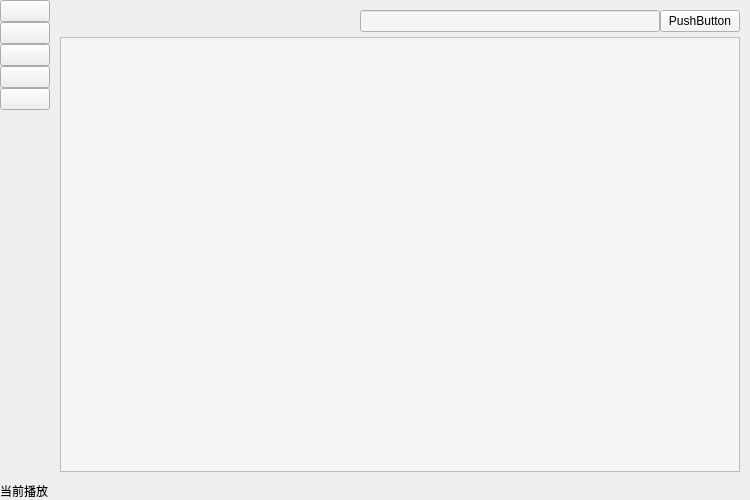
QKira/QMusicPlayer, file centralwidget.ui: the form before one commit.
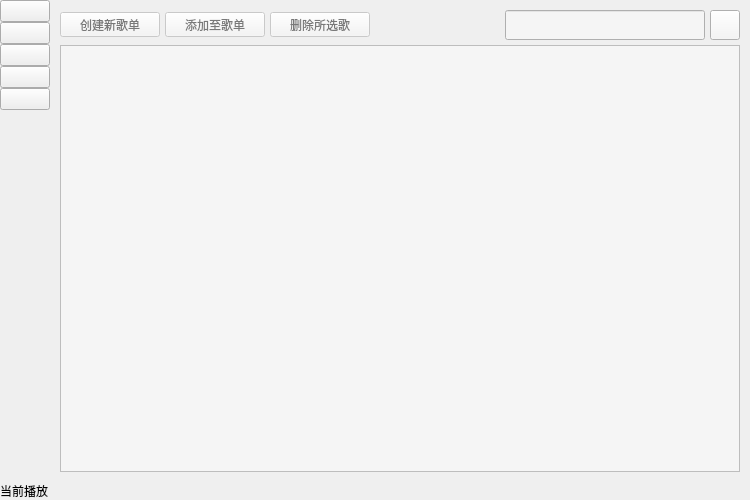
The form after the commit. Icons and pictures are not drawn.

What changed in the file:
```diff
--- a/centralwidget.ui
+++ b/centralwidget.ui
@@ -1696,7 +1696,7 @@
           <widget class="QWidget" name="widget_Library_Top" native="true">
            <layout class="QHBoxLayout" name="horizontalLayout_15">
             <property name="spacing">
-             <number>0</number>
+             <number>5</number>
             </property>
             <property name="leftMargin">
              <number>0</number>
@@ -1710,6 +1710,72 @@
             <property name="bottomMargin">
              <number>0</number>
             </property>
+            <item>
+             <widget class="QPushButton" name="button_Library_NewPL">
+              <property name="enabled">
+               <bool>false</bool>
+              </property>
+              <property name="minimumSize">
+               <size>
+                <width>100</width>
+                <height>25</height>
+               </size>
+              </property>
+              <property name="maximumSize">
+               <size>
+                <width>100</width>
+                <height>25</height>
+               </size>
+              </property>
+              <property name="text">
+               <string>创建新歌单</string>
+              </property>
+             </widget>
+            </item>
+            <item>
+             <widget class="QPushButton" name="button_Library_Add2PL">
+              <property name="enabled">
+               <bool>false</bool>
+              </property>
+              <property name="minimumSize">
+               <size>
+                <width>100</width>
+                <height>25</height>
+               </size>
+              </property>
+              <property name="maximumSize">
+               <size>
+                <width>100</width>
+                <height>25</height>
+               </size>
+              </property>
+              <property name="text">
+               <string>添加至歌单</string>
+              </property>
+             </widget>
+            </item>
+            <item>
+             <widget class="QPushButton" name="button_Library_DelSong">
+              <property name="enabled">
+               <bool>false</bool>
+              </property>
+              <property name="minimumSize">
+               <size>
+                <width>100</width>
+                <height>25</height>
+               </size>
+              </property>
+              <property name="maximumSize">
+               <size>
+                <width>100</width>
+                <height>25</height>
+               </size>
+              </property>
+              <property name="text">
+               <string>删除所选歌</string>
+              </property>
+             </widget>
+            </item>
             <item>
              <spacer name="hSpacer_Library">
               <property name="orientation">
@@ -1724,12 +1790,40 @@
              </spacer>
             </item>
             <item>
-             <widget class="QLineEdit" name="lineEdit_Search"/>
+             <widget class="QLineEdit" name="lineEdit_Search">
+              <property name="minimumSize">
+               <size>
+                <width>200</width>
+                <height>30</height>
+               </size>
+              </property>
+              <property name="maximumSize">
+               <size>
+                <width>200</width>
+                <height>30</height>
+               </size>
+              </property>
+             </widget>
             </item>
             <item>
              <widget class="QPushButton" name="button_Search">
+              <property name="minimumSize">
+               <size>
+                <width>30</width>
+                <height>30</height>
+               </size>
+              </property>
+              <property name="maximumSize">
+               <size>
+                <width>30</width>
+                <height>30</height>
+               </size>
+              </property>
               <property name="text">
-               <string>PushButton</string>
+               <string/>
+              </property>
+              <property name="icon">
+               <iconset theme="QIcon::ThemeIcon::EditFind"/>
               </property>
              </widget>
             </item>
@@ -1739,6 +1833,9 @@
          <item>
           <widget class="QWidget" name="widget_Library_Bottom" native="true">
            <layout class="QVBoxLayout" name="verticalLayout_13">
+            <property name="spacing">
+             <number>5</number>
+            </property>
             <property name="leftMargin">
              <number>0</number>
             </property>
```
Left out of the diff: 6 changed lines with no effect on the pictures.
